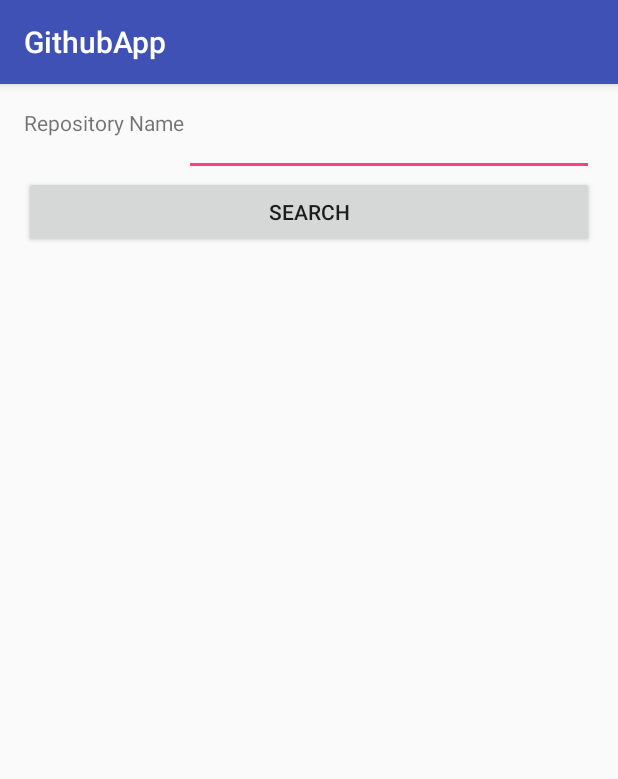
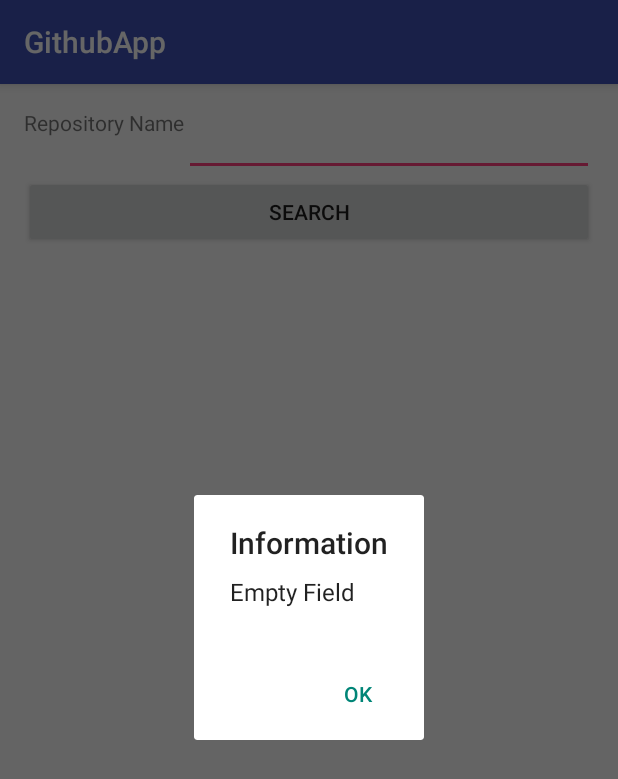
Before and after one commit to andre-pelisoli/GithubApp, an Android app: the screen it shows after launch (UserActivity), after a tap on "SEARCH", on a phone screen of 412 x 824 dp. Shown: the top 779 px of the screen. Run offline under Robolectric (Android 15) with nearby library versions, the phone set to English and light mode, and no system bars; our stand-ins replace ButterKnife; libraries missing offline, so code that uses them is left out: com.github.rahatarmanahmed.cpv, retrofit2.adapter.rxjava, rx.android.schedulers, rx.schedulers, rx.subscriptions; plain views replace CircularProgressView; pictures from the network do not load; 5 statements that could not run were skipped.

Commit message:
Add info dialog

```diff
--- /dev/null
+++ b/app/src/main/java/br/com/pelisoli/githubapp/presentation/search/dialog/InfoDialog.java
@@ -0,0 +1,51 @@
+package br.com.pelisoli.githubapp.presentation.search.dialog;
+
+import android.app.Dialog;
+import android.os.Bundle;
+import android.support.v4.app.DialogFragment;
+import android.support.v7.app.AlertDialog;
+import android.view.WindowManager;
+
+import br.com.pelisoli.githubapp.R;
+
+/**
+ * Created by pelisoli on 8/27/16.
+ */
+public class InfoDialog extends DialogFragment {
+
+    public static InfoDialog newInstance(String message) {
+        InfoDialog infoDialog = new InfoDialog();
+        Bundle bundle = new Bundle();
+        bundle.putString("message", message);
+        infoDialog.setArguments(bundle);
+        return infoDialog;
+    }
+
+    @Override
+    public void onActivityCreated(Bundle savedInstanceState) {
+        super.onActivityCreated(savedInstanceState);
+        getDialog().getWindow().setSoftInputMode(WindowManager.LayoutParams.SOFT_INPUT_STATE_VISIBLE);
+    }
+
+    @Override
+    public Dialog onCreateDialog(Bundle savedInstanceState) {
+        String message = "";
+        Bundle bundle = getArguments();
+
+        if(bundle != null){
+            message = bundle.getString("message");
+        }
+
+        AlertDialog.Builder builder =
+                new AlertDialog.Builder(getActivity(), R.style.CustomTheme_Dialog);
+        builder.setTitle(getString(R.string.dialog_info_header));
+        builder.setMessage(message);
+
+        builder.setPositiveButton(getString(R.string.ok), (dialog, which) -> {
+            dialog.dismiss();
+        });
+
+        return builder.create();
+    }
+
+}
--- a/app/src/main/java/br/com/pelisoli/githubapp/presentation/search/repository/RepositoriesContract.java
+++ b/app/src/main/java/br/com/pelisoli/githubapp/presentation/search/repository/RepositoriesContract.java
@@ -16,7 +16,7 @@ public interface RepositoriesContract {
 
         void showRepositoryList(List<Repository> repositoriesList);
 
-        void showError(String message);
+        void showError();
     }
 
     interface Presenter extends MvpPresenter<View> {
--- a/app/src/main/java/br/com/pelisoli/githubapp/presentation/search/repository/RepositoriesPresenter.java
+++ b/app/src/main/java/br/com/pelisoli/githubapp/presentation/search/repository/RepositoriesPresenter.java
@@ -33,16 +33,18 @@ public class RepositoriesPresenter extends BasePresenter<RepositoriesContract.Vi
                             repositories -> {
                                 getView().showRepositoryList(repositories);
                             },
+
                             throwable -> {
                                 Log.e(BuildConfig.LOG_TAG, "searchUser error: " + throwable.getMessage());
-                                getView().showError("Error");
+                                getView().showError();
                             },
+
                             () -> Log.i(BuildConfig.LOG_TAG, "searchUser: " + "onCompleted")
 
                     )
             );
         }else{
-            getView().showError("User cannot be empty");
+            getView().showError();
         }
 
         getView().showProgress(false);
--- a/app/src/main/java/br/com/pelisoli/githubapp/presentation/search/user/UserActivity.java
+++ b/app/src/main/java/br/com/pelisoli/githubapp/presentation/search/user/UserActivity.java
@@ -2,6 +2,7 @@ package br.com.pelisoli.githubapp.presentation.search.user;
 
 import android.content.Intent;
 import android.os.Bundle;
+import android.support.v4.app.DialogFragment;
 import android.support.v7.app.AppCompatActivity;
 import android.support.v7.widget.AppCompatImageView;
 import android.support.v7.widget.CardView;
@@ -16,6 +17,7 @@ import com.github.rahatarmanahmed.cpv.CircularProgressView;
 import br.com.pelisoli.githubapp.R;
 import br.com.pelisoli.githubapp.domain.api.GithubApi;
 import br.com.pelisoli.githubapp.domain.model.User;
+import br.com.pelisoli.githubapp.presentation.search.dialog.InfoDialog;
 import br.com.pelisoli.githubapp.presentation.search.repository.RepositoriesActivity;
 import butterknife.BindView;
 import butterknife.ButterKnife;
@@ -85,8 +87,16 @@ public class UserActivity extends AppCompatActivity implements UserContract.View
     }
 
     @Override
-    public void showError(String message) {
+    public void showEmptyFieldDialog() {
+        DialogFragment dialog = InfoDialog.newInstance(getString(R.string.empty_field));
+        dialog.show(this.getSupportFragmentManager(), "InfoDialog");
 
+    }
+
+    @Override
+    public void showError() {
+        DialogFragment dialog = InfoDialog.newInstance(getString(R.string.error));
+        dialog.show(this.getSupportFragmentManager(), "InfoDialog");
     }
 
     @Override
--- a/app/src/main/java/br/com/pelisoli/githubapp/presentation/search/user/UserContract.java
+++ b/app/src/main/java/br/com/pelisoli/githubapp/presentation/search/user/UserContract.java
@@ -16,7 +16,9 @@ public interface UserContract {
 
         void showUser(User user);
 
-        void showError(String message);
+        void showEmptyFieldDialog();
+
+        void showError();
 
         void launchRepoScreen(String userName);
     }
--- a/app/src/main/java/br/com/pelisoli/githubapp/presentation/search/user/UserPresenter.java
+++ b/app/src/main/java/br/com/pelisoli/githubapp/presentation/search/user/UserPresenter.java
@@ -21,20 +21,29 @@ public class UserPresenter extends BasePresenter<UserContract.View>
     }
 
     @Override
-    public void searchUser(String user) {
+    public void searchUser(String userName) {
         getView().showProgress(true);
 
-        if (user != null) {
+        if (userName != null && !userName.isEmpty()) {
             addSubscription(mGithubService
-                    .getUser(user)
+                    .getUser(userName)
                     .subscribeOn(Schedulers.io())
                     .observeOn(AndroidSchedulers.mainThread())
-                    .subscribe(user1 -> getView().showUser(user1),
-                            throwable -> Log.e(BuildConfig.LOG_TAG, "searchUser: " + throwable.getMessage()),
-                            () -> Log.i(BuildConfig.LOG_TAG, "searchUser: " + "Completed" )));
+                    .subscribe(
+                            user -> getView().showUser(user),
+
+                            throwable -> {
+                                Log.e(BuildConfig.LOG_TAG, "searchUser: " + throwable.getMessage());
+                                getView().showError();
+                            },
+
+                            () -> Log.i(BuildConfig.LOG_TAG, "searchUser: " + "Completed" )
+                    ));
         }else{
-            getView().showError("User cannot be empty");
+            getView().showEmptyFieldDialog();
         }
+
+        getView().showProgress(false);
     }
 
     @Override
--- a/app/src/main/res/values/strings.xml
+++ b/app/src/main/res/values/strings.xml
@@ -4,4 +4,8 @@
     <string name="search_button">Search</string>
     <string name="search_empty">Search field cannot be empty</string>
     <string name="repositories_head">Repositories</string>
+    <string name="dialog_info_header">Information</string>
+    <string name="ok">OK</string>
+    <string name="empty_field">Empty Field</string>
+    <string name="error">Something wrong has happened</string>
 </resources>
--- a/app/src/main/res/values/styles.xml
+++ b/app/src/main/res/values/styles.xml
@@ -8,4 +8,7 @@
         <item name="colorAccent">@color/colorAccent</item>
     </style>
 
+    <style name="CustomTheme.Dialog" parent="Theme.AppCompat.Light.Dialog">
+    </style>
+
 </resources>
```
Also changed, not shown: app/src/main/java/br/com/pelisoli/githubapp/presentation/search/repository/RepositoriesActivity.java (+5 -2 lines).
